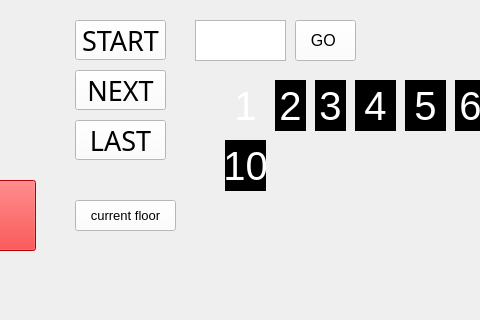
Before: the Qt Designer form mainwindow.ui in 174high/QtAnimationDemo, drawn with Qt 5; both pictures show x 165 to 645 and y 0 to 320 of the 836 by 504 pixel window.
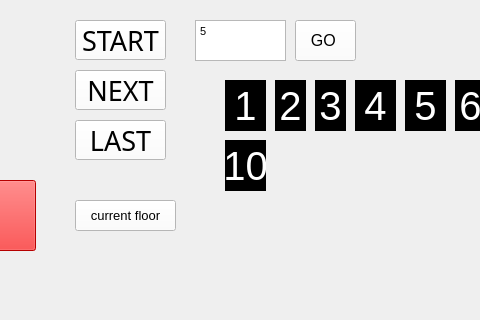
After: the same form once the commit is applied.

Commit message: fix floor 5 is chosen

Diff of the .ui file:
```diff
--- a/mainwindow.ui
+++ b/mainwindow.ui
@@ -209,7 +209,7 @@
      </font>
     </property>
     <property name="styleSheet">
-     <string notr="true">background-color: transparent;
+     <string notr="true">background-color: black;
 border:none;
 color:white</string>
     </property>
@@ -256,6 +256,13 @@
       <height>41</height>
      </rect>
     </property>
+    <property name="html">
+     <string>&lt;!DOCTYPE HTML PUBLIC &quot;-//W3C//DTD HTML 4.0//EN&quot; &quot;http://www.w3.org/TR/REC-html40/strict.dtd&quot;&gt;
+&lt;html&gt;&lt;head&gt;&lt;meta name=&quot;qrichtext&quot; content=&quot;1&quot; /&gt;&lt;style type=&quot;text/css&quot;&gt;
+p, li { white-space: pre-wrap; }
+&lt;/style&gt;&lt;/head&gt;&lt;body style=&quot; font-family:'MS Shell Dlg 2'; font-size:8pt; font-weight:400; font-style:normal;&quot;&gt;
+&lt;p style=&quot; margin-top:0px; margin-bottom:0px; margin-left:0px; margin-right:0px; -qt-block-indent:0; text-indent:0px;&quot;&gt;5&lt;/p&gt;&lt;/body&gt;&lt;/html&gt;</string>
+    </property>
    </widget>
    <widget class="QPushButton" name="startButton_4">
     <property name="geometry">
```
The commit also changes 1 other file.
